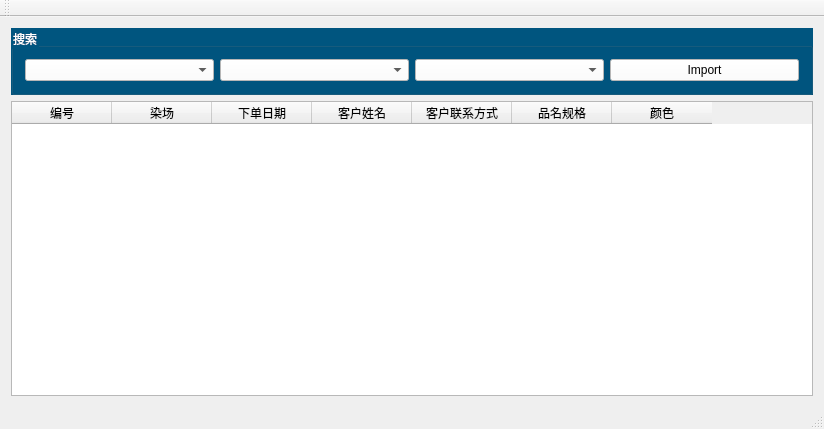
The window that qtcode/linyafangzhi/ui/ui_mainwindow.ui (MingYueRuYa/cprimeprimecode) describes before a commit, drawn with Qt 5.
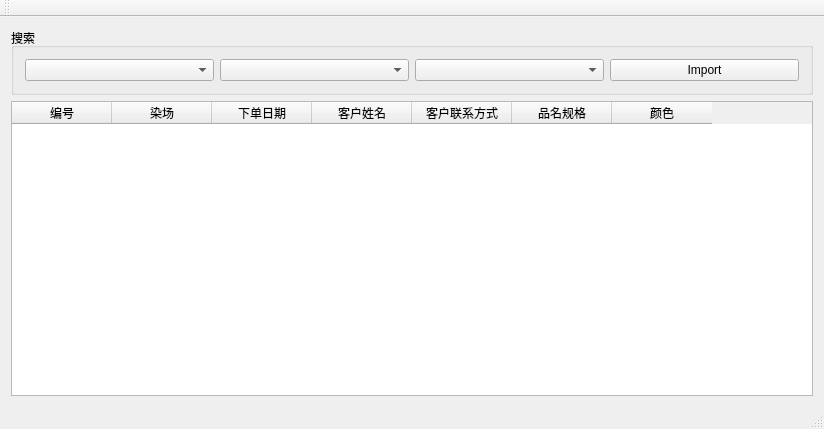
The same window after the commit.

What changed in the file:
```diff
--- a/qtcode/linyafangzhi/ui/ui_mainwindow.ui
+++ b/qtcode/linyafangzhi/ui/ui_mainwindow.ui
@@ -18,8 +18,7 @@
     <item>
      <widget class="QGroupBox" name="groupBox">
       <property name="styleSheet">
-       <string notr="true">background-color: rgb(0, 85, 127);
-color: rgb(255, 255, 255);</string>
+       <string notr="true"/>
       </property>
       <property name="title">
        <string>搜索</string>
@@ -30,32 +29,28 @@
          <item>
           <widget class="QComboBox" name="combo_dyework">
            <property name="styleSheet">
-            <string notr="true">background-color: rgb(255, 255, 255);
-color: rgb(0, 0, 0);</string>
+            <string notr="true"/>
            </property>
           </widget>
          </item>
          <item>
           <widget class="QComboBox" name="combo_clientname">
            <property name="styleSheet">
-            <string notr="true">background-color: rgb(255, 255, 255);
-color: rgb(0, 0, 0);</string>
+            <string notr="true"/>
            </property>
           </widget>
          </item>
          <item>
           <widget class="QComboBox" name="combo_specificationproducts">
            <property name="styleSheet">
-            <string notr="true">background-color: rgb(255, 255, 255);
-color: rgb(0, 0, 0);</string>
+            <string notr="true"/>
            </property>
           </widget>
          </item>
          <item>
           <widget class="QPushButton" name="btn_import">
            <property name="styleSheet">
-            <string notr="true">background-color: rgb(255, 255, 255);
-color: rgb(0, 0, 0);</string>
+            <string notr="true"/>
            </property>
            <property name="text">
             <string>Import</string>
```
Left out of the diff: 2 changed lines with no effect on the pictures.
